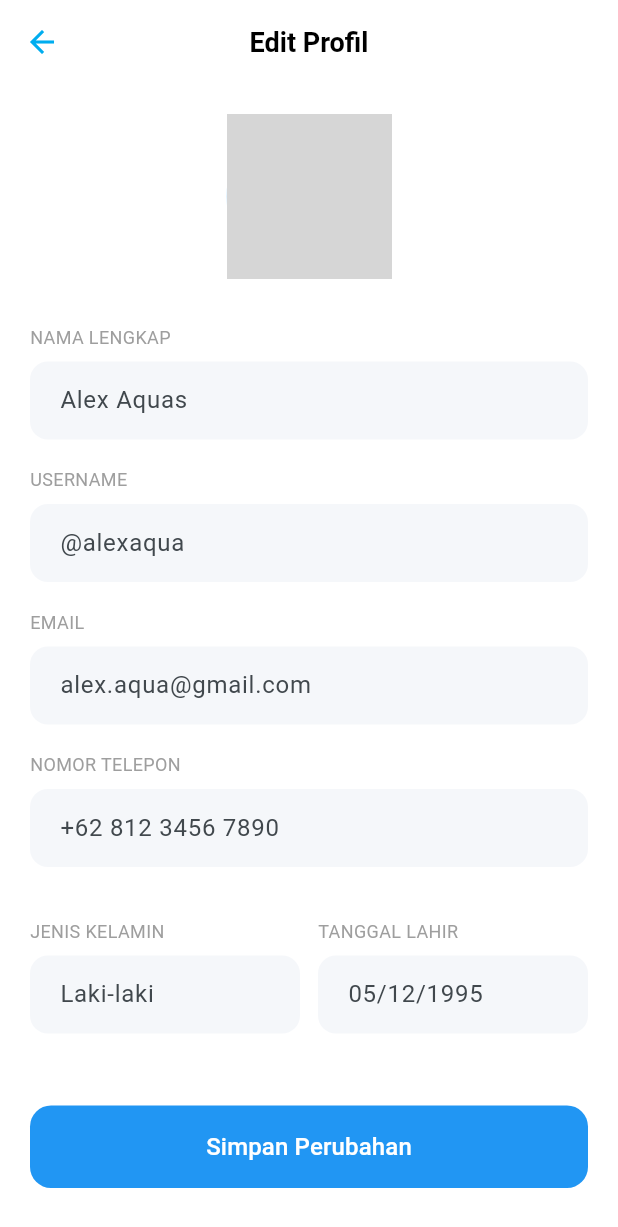
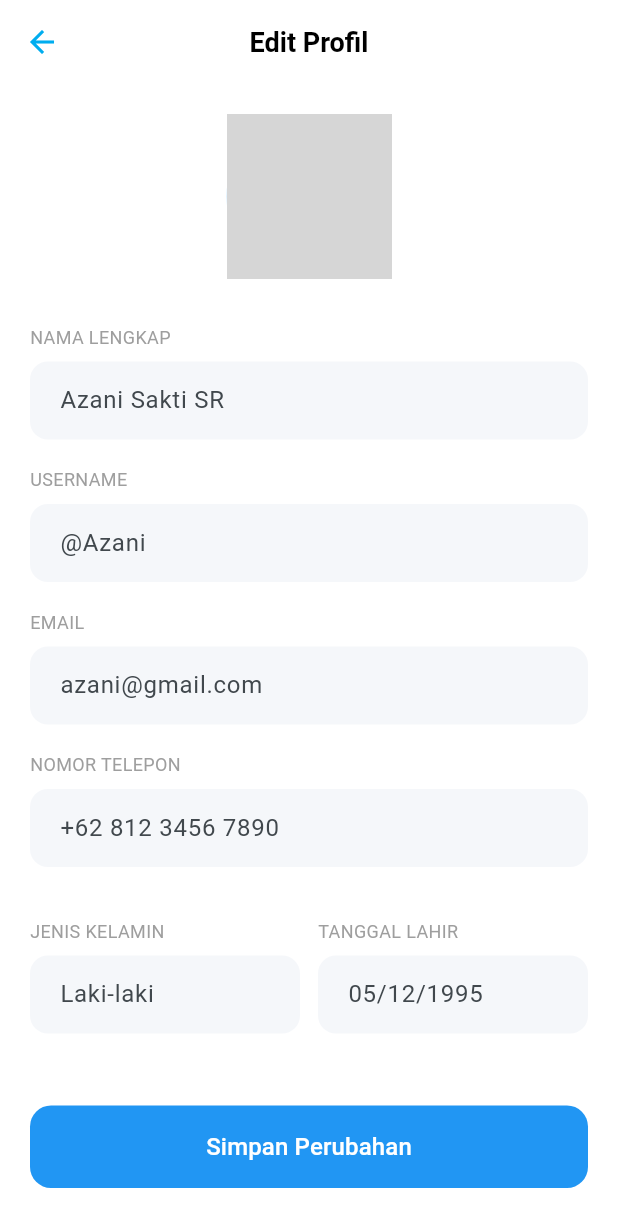
Before and after one commit to kelompok7proyek24-cell/Flutter-App, a Flutter app: the EditProfilePage screen opened directly, on a phone screen of 412 x 824 dp. Shown: the top 1227 px of the screen. Run offline on Flutter 3.47's test engine with Material 3 defaults, Android fonts, the phone set to English and light mode, and no system bars; our stand-ins replace image_picker; network calls fail; grey boxes are pictures that could not be loaded.

Commit message:
Profile Update

```diff
--- a/lib/features/profile/presentation/pages/edit_profile_page.dart
+++ b/lib/features/profile/presentation/pages/edit_profile_page.dart
@@ -48,9 +48,9 @@ class EditProfilePage extends StatelessWidget {
 
             const SizedBox(height: 30),
 
-            _buildField("Nama Lengkap", "Alex Aquas"),
-            _buildField("Username", "@alexaqua"),
-            _buildField("Email", "alex.aqua@gmail.com"),
+            _buildField("Nama Lengkap", "Azani Sakti SR"),
+            _buildField("Username", "@Azani"),
+            _buildField("Email", "azani@gmail.com"),
             _buildField("Nomor Telepon", "+62 812 3456 7890"),
 
             const SizedBox(height: 16),
--- a/lib/features/profile/presentation/pages/profile_page.dart
+++ b/lib/features/profile/presentation/pages/profile_page.dart
@@ -54,7 +54,7 @@ class ProfilePage extends StatelessWidget {
             ),
             const SizedBox(height: 12),
             const Text(
-              "Adifis",
+              "Azani Sakti SR",
               style: TextStyle(
                 fontSize: 20,
                 fontWeight: FontWeight.bold,
@@ -62,7 +62,7 @@ class ProfilePage extends StatelessWidget {
             ),
             const SizedBox(height: 4),
             const Text(
-              "azani.idta@gmail.com",
+              "azani@gmail.com",
               style: TextStyle(
                 color: Colors.grey,
               ),
```
